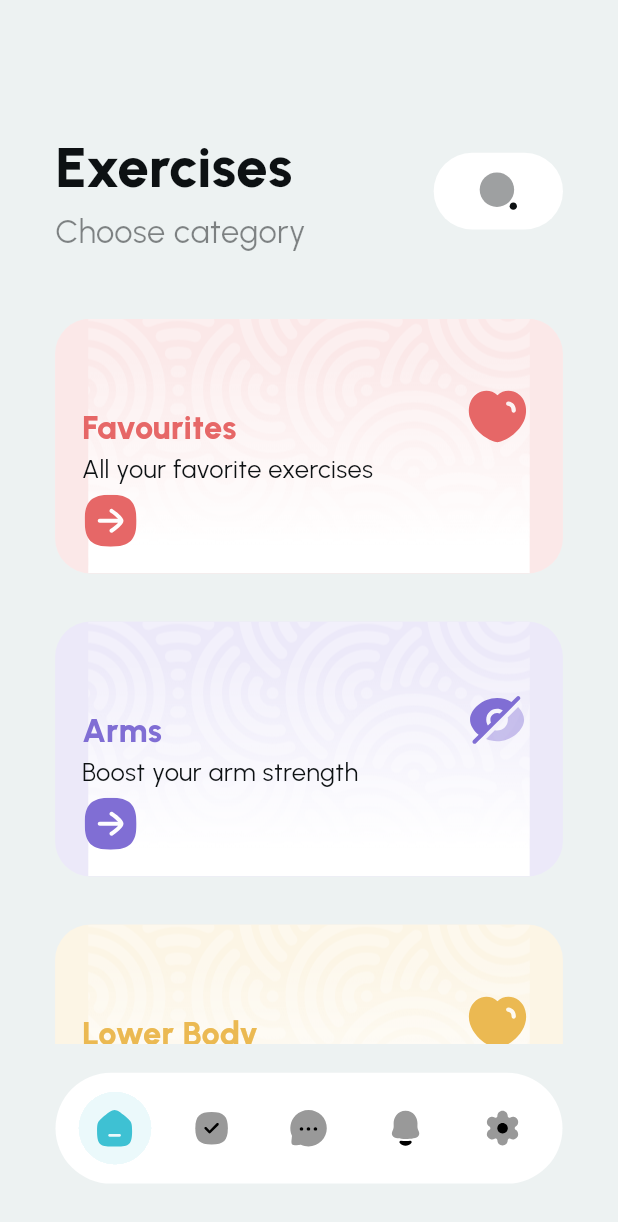
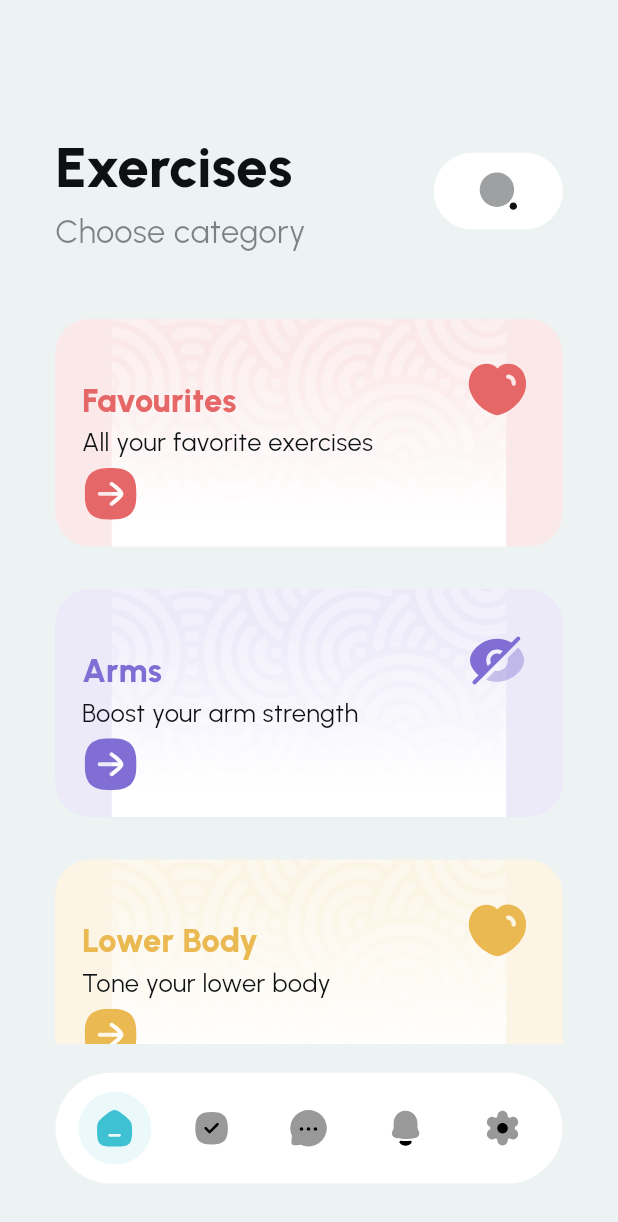
Before and after one commit to AdhamElagaty/physio_app_GradProj, a Flutter app: the Home screen opened by its route, on a phone screen of 412 x 824 dp. Shown: the top 1222 px of the screen. Run offline on Flutter 3.47's test engine with Material 3 defaults, Android fonts, the phone set to English and light mode, and no system bars; our stand-ins replace bloc, camera, dartz, dio, equatable, flutter_bloc and 7 more; missing offline and left inert: google_mlkit_pose_detection, onnxruntime; accounts and stored records are empty.

Commit message:
Update Home and CategoryContainer

```diff
--- a/lib/features/home/presentation/screens/home.dart
+++ b/lib/features/home/presentation/screens/home.dart
@@ -52,7 +52,7 @@ class Home extends StatelessWidget {
       AppIcons.notification,
       AppIcons.setting
     ];
-    int colorIndex=0;
+    int colorIndex = 0;
     return Scaffold(
       bottomNavigationBar: NavBar(
         selectedIndex: 0,
@@ -90,11 +90,13 @@ class Home extends StatelessWidget {
                 ),
                 ElevatedButton(
                   onPressed: () {
-                    Navigator.of(context).push(
-                      MaterialPageRoute(
-                        builder: (context) => Search(autoSearch: true),
-                      ),
-                    );
+                    Future.delayed(const Duration(milliseconds: 100), () {
+                      Navigator.of(context).push(
+                        MaterialPageRoute(
+                          builder: (context) => Search(autoSearch: true),
+                        ),
+                      );
+                    });
                   },
                   child: AppIcon(
                     AppIcons.search_bulk,
@@ -105,7 +107,7 @@ class Home extends StatelessWidget {
               ],
             ),
 
-            SizedBox(height: 45.h),
+            SizedBox(height: 15.h),
 
             // Exercise Category List
             Expanded(
@@ -113,9 +115,9 @@ class Home extends StatelessWidget {
                 physics: const BouncingScrollPhysics(),
                 child: Column(
                   children: categories.map((category) {
-                    if (colorIndex>=colors.length) colorIndex=1;
+                    if (colorIndex >= colors.length) colorIndex = 1;
                     return Padding(
-                      padding: EdgeInsets.only(bottom: 34.h),
+                      padding: EdgeInsets.only(top: 30.h),
                       child: CategoryContainer(
                         color: colors[colorIndex],
                         title: category['title'],
@@ -126,7 +128,7 @@ class Home extends StatelessWidget {
                           color: colors[colorIndex++],
                         ),
                         onTap: () {
-                          Future.delayed(const Duration(milliseconds: 250), () {
+                          Future.delayed(const Duration(milliseconds: 300), () {
                             Navigator.of(context).push(
                               MaterialPageRoute(
                                 builder: (context) => Search(
--- a/lib/features/home/presentation/widgets/category_container.dart
+++ b/lib/features/home/presentation/widgets/category_container.dart
@@ -46,7 +46,7 @@ class _CategoryContainerState extends State<CategoryContainer> {
         },
         child: Container(
           width: 333.w,
-          height: 180.h,
+          height: 161.h,
           decoration: ShapeDecoration(
             shape: RoundedRectangleBorder(
               borderRadius: BorderRadius.all(Radius.circular(25.r)),
```
